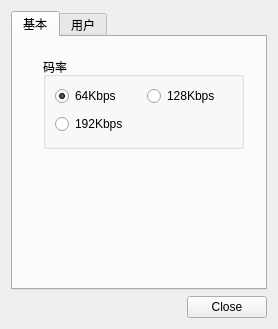
The window that settingdialog.ui (zonyitoo/doubanfm-qt) describes before a commit, drawn with Qt 5.
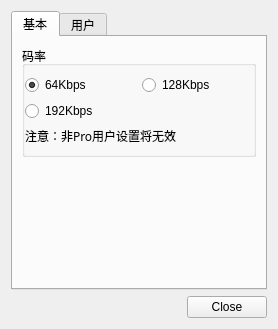
The same window after the commit. The open tabs and pages were chosen to show the change. Icons and pictures are not drawn.

What changed in the file:
```diff
--- a/settingdialog.ui
+++ b/settingdialog.ui
@@ -26,18 +26,20 @@
       <attribute name="title">
        <string>基本</string>
       </attribute>
+      <layout class="QVBoxLayout" name="verticalLayout_4">
+       <item>
       <widget class="QGroupBox" name="kbpsGroupBox">
-       <property name="geometry">
-        <rect>
-         <x>30</x>
-         <y>20</y>
-         <width>201</width>
-         <height>92</height>
-        </rect>
-       </property>
        <property name="title">
         <string>码率</string>
        </property>
+         <layout class="QVBoxLayout" name="verticalLayout_5">
+          <property name="leftMargin">
+           <number>0</number>
+          </property>
+          <property name="rightMargin">
+           <number>0</number>
+          </property>
+          <item>
        <layout class="QGridLayout" name="gridLayout">
         <item row="0" column="0">
          <widget class="QRadioButton" name="kbps64">
@@ -56,7 +58,7 @@
           </property>
          </widget>
         </item>
-        <item row="1" column="0" rowspan="2" colspan="2">
+            <item row="1" column="0">
          <widget class="QRadioButton" name="kbps192">
           <property name="text">
            <string>192Kbps</string>
@@ -64,7 +66,36 @@
          </widget>
         </item>
        </layout>
-      </widget>
+          </item>
+          <item>
+           <widget class="QLabel" name="kbpsWarning">
+            <property name="font">
+             <font>
+              <family>文泉驿微米黑</family>
+             </font>
+            </property>
+            <property name="text">
+             <string>注意：非Pro用户设置将无效</string>
+            </property>
+           </widget>
+          </item>
+         </layout>
+        </widget>
+       </item>
+       <item>
+        <spacer name="verticalSpacer_2">
+         <property name="orientation">
+          <enum>Qt::Vertical</enum>
+         </property>
+         <property name="sizeHint" stdset="0">
+          <size>
+           <width>20</width>
+           <height>107</height>
+          </size>
+         </property>
+        </spacer>
+       </item>
+      </layout>
      </widget>
      <widget class="QWidget" name="loginTab">
       <attribute name="title">
```
Left out of the diff: 2 changed lines with no effect on the pictures. Lines whose indentation alone changed are shown as unchanged.
